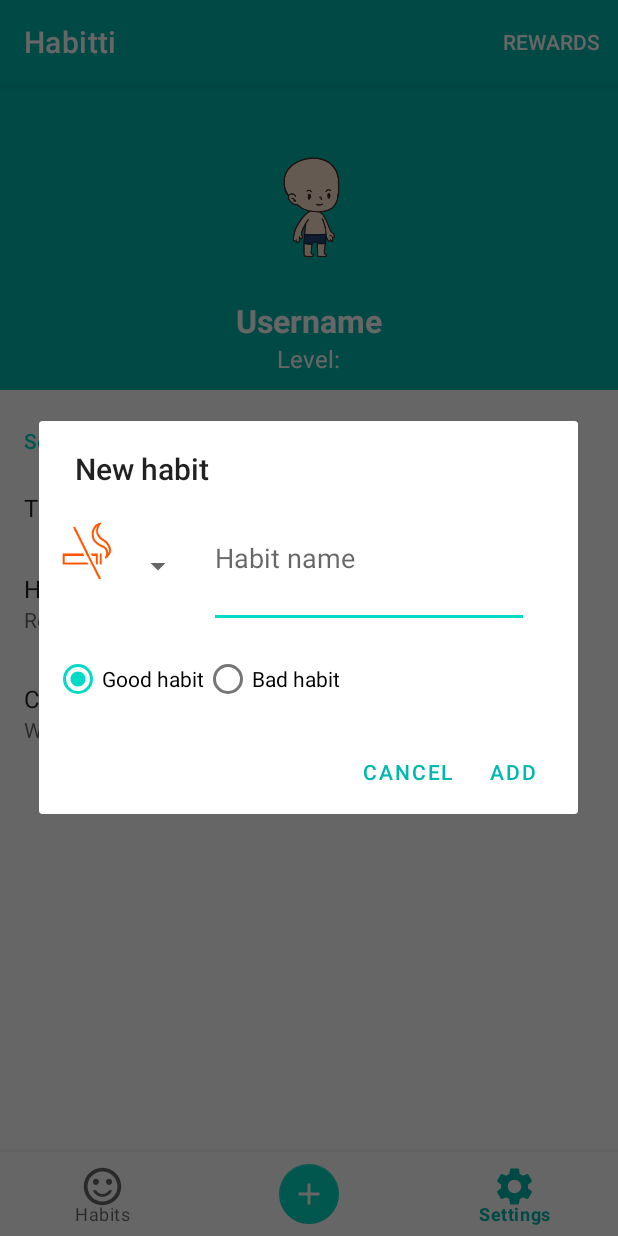
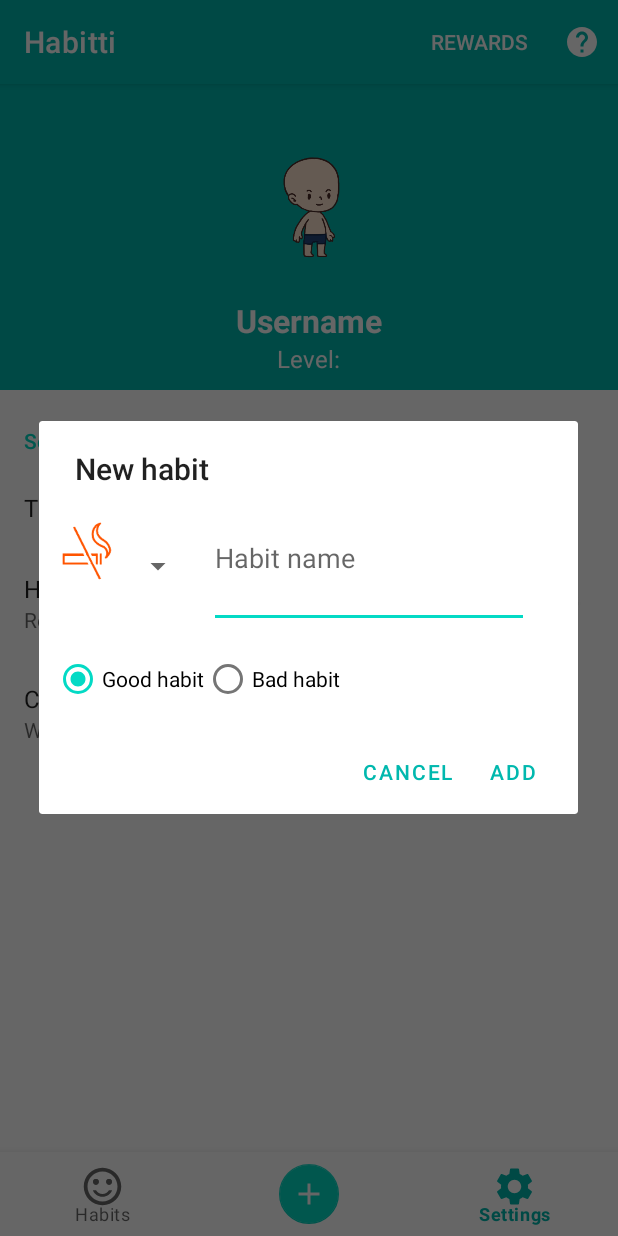
Before and after one commit to jervw/Habitti, an Android app: the MainActivity screen opened directly, with no data from a screen before it, item 3 of the bottom bar chosen, on a phone screen of 412 x 824 dp. Run offline under Robolectric (Android 15) with nearby library versions, the phone set to English and light mode, and no system bars; our stand-ins replace androidx.preference; libraries missing offline, so code that uses them is left out: devs.mulham.horizontalcalendar; 2 statements that could not run were skipped.

Commit message:
help button

```diff
--- /dev/null
+++ b/app/src/main/res/drawable/ic_baseline_help_24.xml
@@ -0,0 +1,5 @@
+<vector android:autoMirrored="true" android:height="24dp"
+    android:tint="#FFFFFF" android:viewportHeight="24"
+    android:viewportWidth="24" android:width="24dp" xmlns:android="http://schemas.android.com/apk/res/android">
+    <path android:fillColor="@android:color/white" android:pathData="M12,2C6.48,2 2,6.48 2,12s4.48,10 10,10 10,-4.48 10,-10S17.52,2 12,2zM13,19h-2v-2h2v2zM15.07,11.25l-0.9,0.92C13.45,12.9 13,13.5 13,15h-2v-0.5c0,-1.1 0.45,-2.1 1.17,-2.83l1.24,-1.26c0.37,-0.36 0.59,-0.86 0.59,-1.41 0,-1.1 -0.9,-2 -2,-2s-2,0.9 -2,2L8,9c0,-2.21 1.79,-4 4,-4s4,1.79 4,4c0,0.88 -0.36,1.68 -0.93,2.25z"/>
+</vector>
--- a/app/src/main/res/layout/custom_list_view.xml
+++ b/app/src/main/res/layout/custom_list_view.xml
@@ -93,6 +93,9 @@
             android:layout_width="wrap_content"
             android:layout_height="match_parent"
             android:layout_gravity="right|center"
+            android:clickable="false"
+            android:focusable="false"
+            android:focusableInTouchMode="false"
             android:gravity="right|center"
             android:scaleX="1.5"
             android:scaleY="1.5" />
--- a/app/src/main/res/menu/top_bar.xml
+++ b/app/src/main/res/menu/top_bar.xml
@@ -6,4 +6,7 @@
         android:title="@string/rewards"
         app:showAsAction="ifRoom">
     </item>
+    <item android:title="How to use"
+        android:icon="@drawable/ic_baseline_help_24"
+        app:showAsAction="ifRoom" />
 </menu>
```
Also changed, not shown: app/src/main/java/com/example/habitti/HabitDetailsDialog.java (+0 -12 lines), app/src/main/res/layout/fragment_main.xml (+11 -11 lines).
